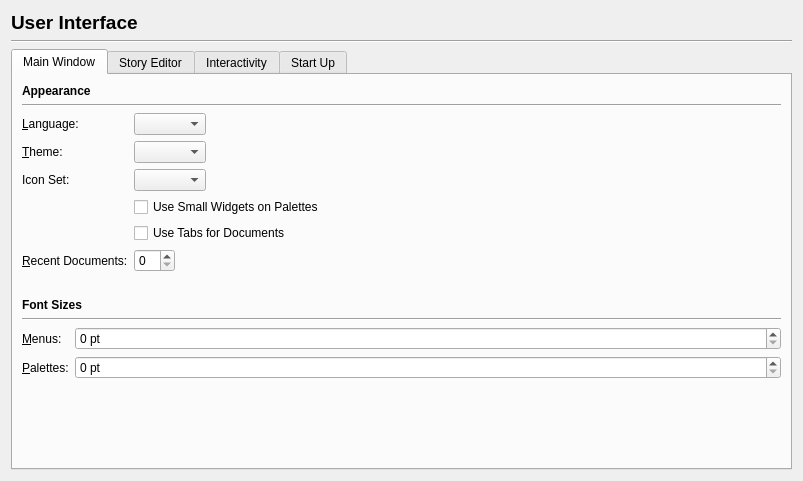
Before: the Qt Designer form scribus/ui/prefs_userinterfacebase.ui in scribusproject/scribus, drawn with Qt 5.
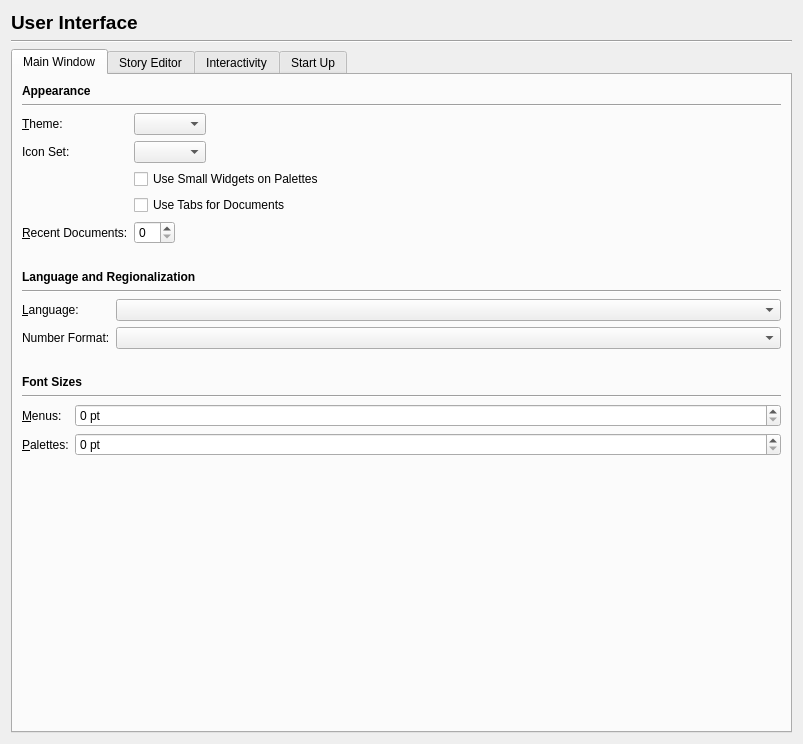
After: the same form once the commit is applied.

Commit message: Related to #15656, introduce ability to switch between Qt detected system numerical separators and separators as default for the UI language locale. Implement (and therefore harmonise) the display of separators across the application. Adjust ScrSpinBox workings, definitely needs more testing.

Patch:
```diff
--- a/scribus/ui/prefs_userinterfacebase.ui
+++ b/scribus/ui/prefs_userinterfacebase.ui
@@ -7,7 +7,7 @@
     <x>0</x>
     <y>0</y>
     <width>803</width>
-    <height>481</height>
+    <height>744</height>
    </rect>
   </property>
   <property name="windowTitle">
@@ -71,19 +71,6 @@
           <enum>QFormLayout::FieldsStayAtSizeHint</enum>
          </property>
          <item row="0" column="0">
-          <widget class="QLabel" name="languageLabel">
-           <property name="text">
-            <string>&amp;Language:</string>
-           </property>
-           <property name="buddy">
-            <cstring>languageComboBox</cstring>
-           </property>
-          </widget>
-         </item>
-         <item row="0" column="1">
-          <widget class="QComboBox" name="languageComboBox"/>
-         </item>
-         <item row="1" column="0">
           <widget class="QLabel" name="themeLabel">
            <property name="text">
             <string>&amp;Theme:</string>
@@ -93,24 +80,34 @@
            </property>
           </widget>
          </item>
-         <item row="1" column="1">
+         <item row="0" column="1">
           <widget class="QComboBox" name="themeComboBox"/>
          </item>
-         <item row="3" column="1">
+         <item row="1" column="0">
+          <widget class="QLabel" name="label_3">
+           <property name="text">
+            <string>Icon Set:</string>
+           </property>
+          </widget>
+         </item>
+         <item row="1" column="1">
+          <widget class="QComboBox" name="iconSetComboBox"/>
+         </item>
+         <item row="2" column="1">
           <widget class="QCheckBox" name="useSmallWidgetsCheckBox">
            <property name="text">
             <string>Use Small Widgets on Palettes</string>
            </property>
           </widget>
          </item>
-         <item row="4" column="1">
+         <item row="3" column="1">
           <widget class="QCheckBox" name="useTabsForDocumentsCheckBox">
            <property name="text">
             <string>Use Tabs for Documents</string>
            </property>
           </widget>
          </item>
-         <item row="5" column="0">
+         <item row="4" column="0">
           <widget class="QLabel" name="recentDocumentsLabel">
            <property name="text">
             <string>&amp;Recent Documents:</string>
@@ -120,19 +117,72 @@
            </property>
           </widget>
          </item>
-         <item row="5" column="1">
+         <item row="4" column="1">
           <widget class="QSpinBox" name="recentDocumentsSpinBox"/>
          </item>
-         <item row="2" column="1">
-          <widget class="QComboBox" name="iconSetComboBox"/>
+        </layout>
+       </item>
+       <item>
+        <spacer name="verticalSpacer_6">
+         <property name="orientation">
+          <enum>Qt::Vertical</enum>
+         </property>
+         <property name="sizeType">
+          <enum>QSizePolicy::Fixed</enum>
+         </property>
+         <property name="sizeHint" stdset="0">
+          <size>
+           <width>20</width>
+           <height>20</height>
+          </size>
+         </property>
+        </spacer>
+       </item>
+       <item>
+        <widget class="QLabel" name="label_4">
+         <property name="font">
+          <font>
+           <weight>75</weight>
+           <bold>true</bold>
+          </font>
+         </property>
+         <property name="text">
+          <string>Language and Regionalization</string>
+         </property>
+        </widget>
+       </item>
+       <item>
+        <widget class="Line" name="line_4">
+         <property name="orientation">
+          <enum>Qt::Horizontal</enum>
+         </property>
+        </widget>
+       </item>
+       <item>
+        <layout class="QFormLayout" name="formLayout_6">
+         <item row="0" column="0">
+          <widget class="QLabel" name="languageLabel">
+           <property name="text">
+            <string>&amp;Language:</string>
+           </property>
+           <property name="buddy">
+            <cstring>languageComboBox</cstring>
+           </property>
+          </widget>
          </item>
-         <item row="2" column="0">
-          <widget class="QLabel" name="label_3">
+         <item row="0" column="1">
+          <widget class="QComboBox" name="languageComboBox"/>
+         </item>
+         <item row="1" column="0">
+          <widget class="QLabel" name="numberFormatLabel">
            <property name="text">
-            <string>Icon Set:</string>
+            <string>Number Format:</string>
            </property>
           </widget>
          </item>
+         <item row="1" column="1">
+          <widget class="QComboBox" name="numberFormatComboBox"/>
+         </item>
         </layout>
        </item>
        <item>
```
Left out of the diff: 4 changed lines with no effect on the pictures. The commit also changes 41 other files.
